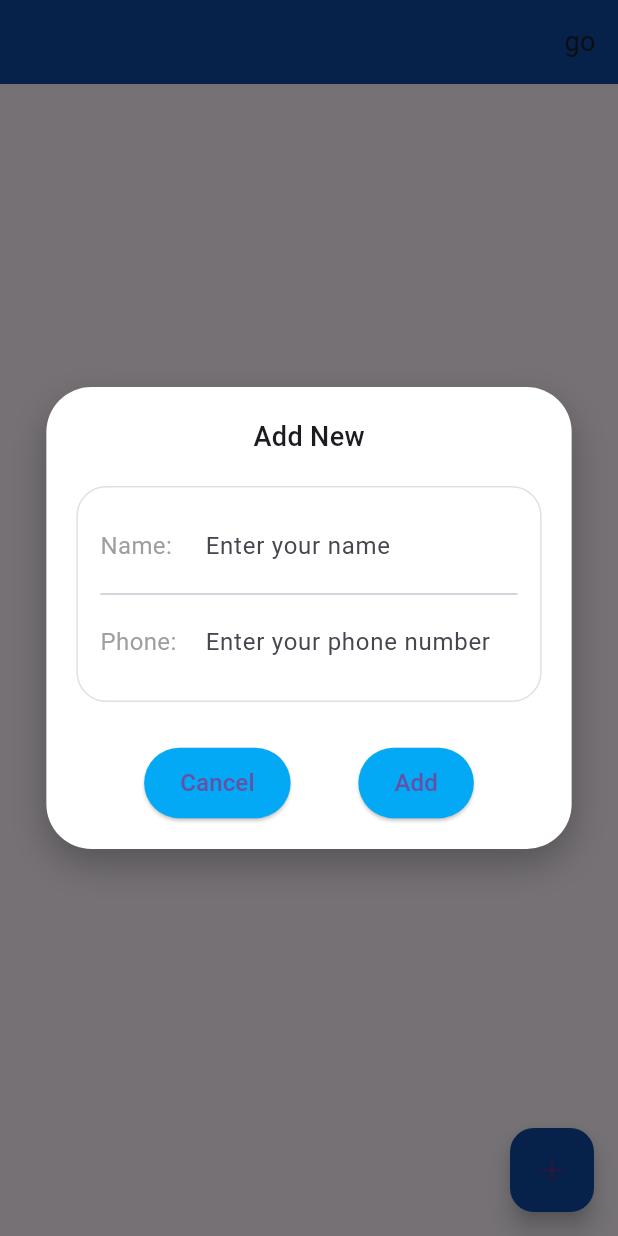
After one commit to rana6784/test_application, a Flutter app: the screen it shows after launch, after a tap on the "add" icon, on a phone screen of 412 x 824 dp. The commit adds this screen. Run offline on Flutter 3.47's test engine with Material 3 defaults, Android fonts, the phone set to English and light mode, and no system bars; our stand-ins replace cloud_firestore, firebase_auth, firebase_core, google_sign_in; accounts and stored records are empty.

Commit message:
initial commit

```diff
--- /dev/null
+++ b/lib/database_service.dart
@@ -0,0 +1,50 @@
+import 'dart:developer';
+
+import 'package:cloud_firestore/cloud_firestore.dart';
+import 'package:firebase_auth/firebase_auth.dart';
+import 'package:test_application/verification.dart';
+
+class DatabaseService {
+  final _fire = FirebaseFirestore.instance;
+
+  create(AppUser user) {
+    try {
+      _fire.collection('user').add(user.toMap());
+    } catch (e) {
+      log(e.toString());
+    }
+  }
+
+  read() async {
+    try {
+      // final user = await _fire.collection('user').doc("").get();
+      // user.data();
+      final data = await _fire.collection('user').get();
+      final user = data.docs[0];
+      log(user["name"]);
+      log(user["age"].toString());
+    } catch (e) {
+      log(e.toString());
+    }
+  }
+
+  update() async {
+    try {
+      await _fire.collection('user').doc('8ff1njC0of3UD3gE8vMy').update({
+        "name": "hyy",
+        "age": 12,
+        "Address": "hiiiii",
+      });
+    } catch (e) {
+      log(e.toString());
+    }
+  }
+
+  delete() async {
+    try {
+      await _fire.collection('user').doc('8ff1njC0of3UD3gE8vMy').delete();
+    } catch (e) {
+      log(e.toString());
+    }
+  }
+}
--- /dev/null
+++ b/lib/firestore.dart
@@ -0,0 +1,13 @@
+import 'package:cloud_firestore/cloud_firestore.dart';
+
+Future<void> addUser(String name, String email, int age) {
+  CollectionReference users = FirebaseFirestore.instance.collection('users');
+
+  return users.add({
+    'name': name,
+    'email': email,
+    'age': age,
+  })
+  .then((value) => print("User added successfully!"))
+  .catchError((error) => print("Failed to add user: $error"));
+}
--- a/lib/main.dart
+++ b/lib/main.dart
@@ -3,6 +3,7 @@ import 'package:firebase_core/firebase_core.dart';
 import 'package:flutter/material.dart';
 import 'package:google_sign_in/google_sign_in.dart';
 import 'package:test_application/auth_wrapper.dart';
+import 'package:test_application/verification.dart';
 
 void main() async {
   WidgetsFlutterBinding.ensureInitialized();
@@ -22,7 +23,7 @@ class MyApp extends StatelessWidget {
         visualDensity: VisualDensity.adaptivePlatformDensity,
       ),
       debugShowCheckedModeBanner: false,
-      home: const AuthWrapper(),
+      home:Verification(),
     );
   }
 }
--- /dev/null
+++ b/lib/verification.dart
@@ -0,0 +1,200 @@
+import 'package:flutter/material.dart';
+import 'package:test_application/database_service.dart';
+
+class Verification extends StatefulWidget {
+  const Verification({super.key});
+
+  @override
+  State<Verification> createState() => _VerificationState();
+}
+
+class _VerificationState extends State<Verification> {
+  final _name = TextEditingController();
+  final _phone = TextEditingController();
+
+  final _dbService = DatabaseService();
+
+  @override
+  void dispose() {
+    _name.dispose();
+    _phone.dispose();
+    super.dispose();
+  }
+
+  void _showAddNoteDialog(BuildContext context) {
+    showDialog(
+      context: context,
+      barrierDismissible: true,
+      builder: (context) {
+        return Center(
+          child: SingleChildScrollView(
+            child: Container(
+              width: MediaQuery.of(context).size.width * 0.85,
+              padding: EdgeInsets.all(20),
+              decoration: BoxDecoration(
+                color: Colors.white,
+                borderRadius: BorderRadius.circular(30),
+                boxShadow: [
+                  BoxShadow(
+                    color: Colors.black26,
+                    blurRadius: 20,
+                    offset: Offset(0, 10),
+                  ),
+                ],
+              ),
+              child: Material(
+                color: Colors.transparent,
+                child: Column(
+                  mainAxisSize: MainAxisSize.min,
+                  children: [
+                    Text(
+                      'Add New',
+                      style: TextStyle(
+                        fontSize: 18,
+                        fontWeight: FontWeight.w500,
+                      ),
+                    ),
+                    SizedBox(height: 20),
+                    Container(
+                      padding: EdgeInsets.all(15),
+                      decoration: BoxDecoration(
+                        border: Border.all(color: Colors.grey.shade300),
+                        borderRadius: BorderRadius.circular(20),
+                      ),
+                      child: Column(
+                        crossAxisAlignment: CrossAxisAlignment.start,
+                        children: [
+                          Row(
+                            children: [
+                              SizedBox(
+                                width: 60,
+                                child: Text(
+                                  'Name:',
+                                  style: TextStyle(
+                                    color: Colors.grey,
+                                    fontSize: 16,
+                                  ),
+                                ),
+                              ),
+                              SizedBox(width: 10),
+                              Expanded(
+                                child: TextField(
+                                  controller: _name,
+                                  decoration: InputDecoration(
+                                    border: InputBorder.none,
+                                    hintText: 'Enter your name',
+                                  ),
+                                ),
+                              ),
+                            ],
+                          ),
+                          Divider(),
+                          Row(
+                            children: [
+                              SizedBox(
+                                width: 60,
+                                child: Text(
+                                  'Phone:',
+                                  style: TextStyle(
+                                    color: Colors.grey,
+                                    fontSize: 16,
+                                  ),
+                                ),
+                              ),
+                              SizedBox(width: 10),
+                              Expanded(
+                                child: TextField(
+                                  controller: _phone,
+                                  keyboardType: TextInputType.phone,
+                                  decoration: InputDecoration(
+                                    border: InputBorder.none,
+                                    hintText: 'Enter your phone number',
+                                  ),
+                                ),
+                              ),
+                            ],
+                          ),
+                        ],
+                      ),
+                    ),
+                    SizedBox(height: 30),
+                    Row(
+                      mainAxisAlignment: MainAxisAlignment.spaceEvenly,
+                      children: [
+                        ElevatedButton(
+                          style: ElevatedButton.styleFrom(
+                            backgroundColor: Colors.lightBlue,
+                            shape: RoundedRectangleBorder(
+                              borderRadius: BorderRadius.circular(30),
+                            ),
+                            padding: EdgeInsets.symmetric(
+                              horizontal: 24,
+                              vertical: 12,
+                            ),
+                          ),
+                          onPressed: () => Navigator.pop(context),
+                          child: Text('Cancel', style: TextStyle(fontSize: 16)),
+                        ),
+                        ElevatedButton(
+                          style: ElevatedButton.styleFrom(
+                            backgroundColor: Colors.lightBlue,
+                            shape: RoundedRectangleBorder(
+                              borderRadius: BorderRadius.circular(30),
+                            ),
+                            padding: EdgeInsets.symmetric(
+                              horizontal: 24,
+                              vertical: 12,
+                            ),
+                          ),
+                          onPressed: () {
+                            final user = AppUser(
+                              name: _name.text,
+                              phone: _phone.text,
+                            );
+                            _dbService.create(user); // <-- FIXED
+                            Navigator.pop(context);
+                          },
+
+                          child: Text('Add', style: TextStyle(fontSize: 16)),
+                        ),
+                      ],
+                    ),
+                  ],
+                ),
+              ),
+            ),
+          ),
+        );
+      },
+    );
+  }
+
+  @override
+  Widget build(BuildContext context) {
+    return Scaffold(
+      appBar: AppBar(
+        backgroundColor: Colors.blue[900],
+        actions: [
+          Padding(
+            padding: EdgeInsets.only(right: 15),
+            child: Center(child: Text("go", style: TextStyle(fontSize: 18))),
+          ),
+        ],
+      ),
+      body: Center(),
+      floatingActionButton: FloatingActionButton(
+        onPressed: () => _showAddNoteDialog(context),
+        backgroundColor: Colors.blue[900],
+        child: Icon(Icons.add),
+      ),
+    );
+  }
+}
+
+class AppUser {
+  final String name;
+  final String phone;
+
+  AppUser({required this.name, required this.phone});
+  Map<String, dynamic> toMap() => {"name": name, "phone": phone};
+}
--- a/pubspec.yaml
+++ b/pubspec.yaml
@@ -37,6 +37,7 @@ dependencies:
   firebase_core: ^3.14.0
   firebase_auth: ^5.6.0
   google_sign_in: ^6.2.1
+  cloud_firestore: ^5.6.9
 
 dev_dependencies:
   flutter_test:
```
Also changed, not shown: lib/auth_service.dart (line endings or trailing spaces), pubspec.lock, 3 other files.
